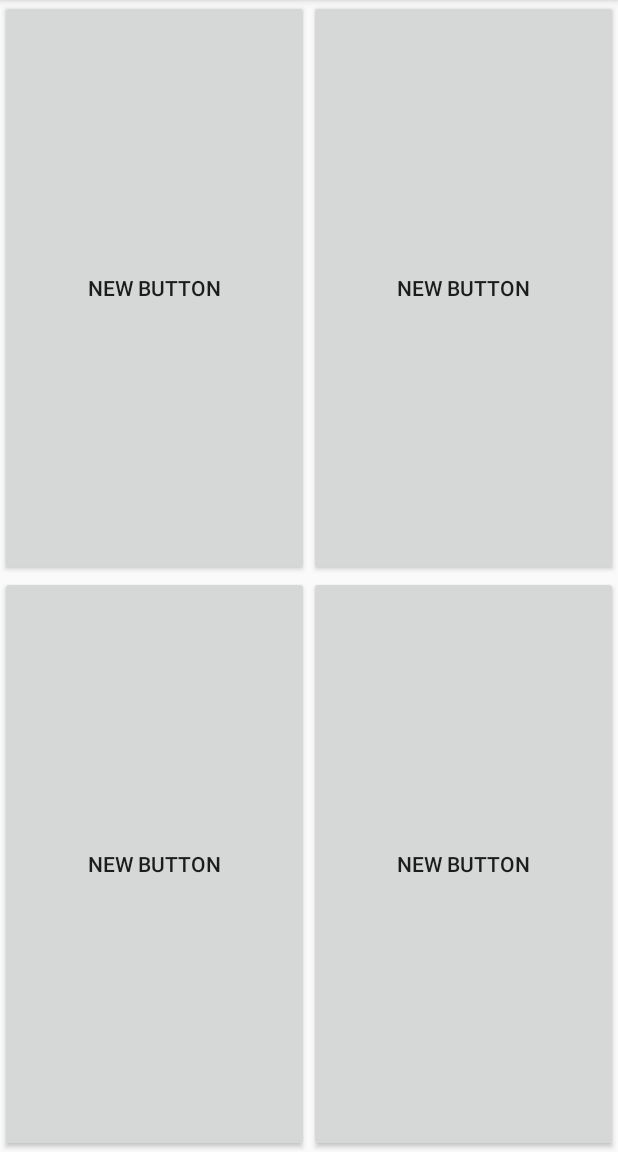
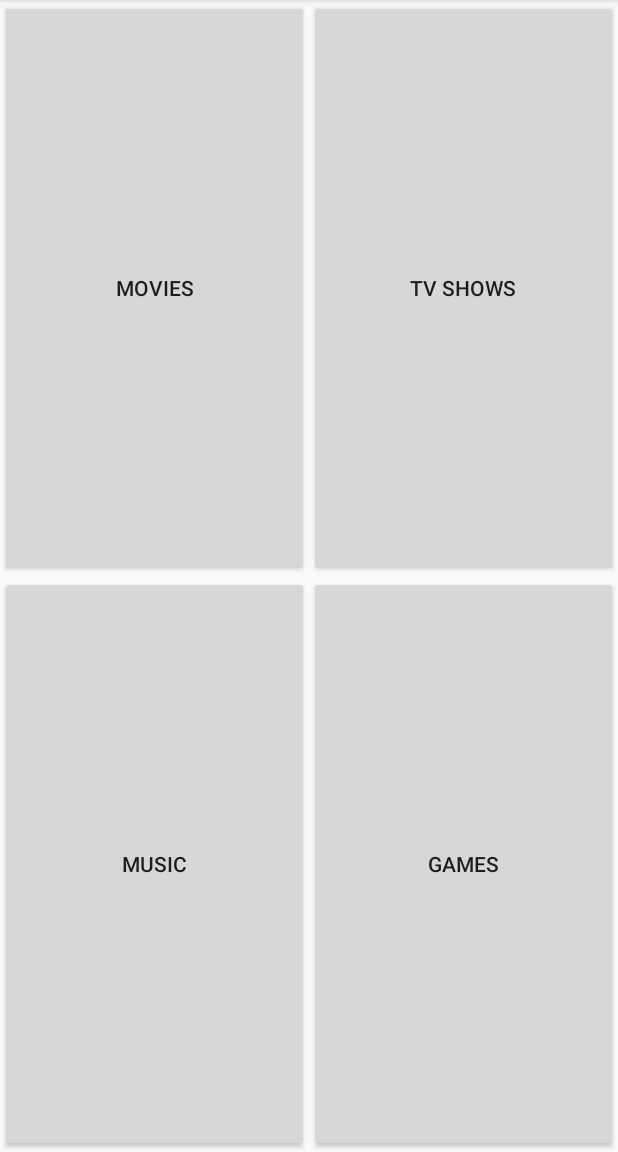
Before and after one commit to Fantastic3/x-critic, an Android app: the screen it shows after launch (WelcomeActivity), on a phone screen of 412 x 824 dp, the part 84-1236 px from its top. Run offline under Robolectric (Android 15) with nearby library versions, the phone set to English and light mode, and no system bars.

Commit message:
Add 4 activities for categories and OnClickListener for each button. Needs more design.

```diff
--- a/app/src/main/java/fantastic3/xcritic/fragments/CategoriesSelectorFragment.java
+++ b/app/src/main/java/fantastic3/xcritic/fragments/CategoriesSelectorFragment.java
@@ -1,18 +1,31 @@
 package fantastic3.xcritic.fragments;
 
+import android.content.Intent;
 import android.os.Bundle;
 import android.support.annotation.Nullable;
 import android.support.v4.app.Fragment;
 import android.view.LayoutInflater;
 import android.view.View;
 import android.view.ViewGroup;
+import android.widget.Button;
+import android.widget.Toast;
 
 import fantastic3.xcritic.R;
+import fantastic3.xcritic.activities.GamesActivity;
+import fantastic3.xcritic.activities.MoviesActivity;
+import fantastic3.xcritic.activities.MusicActivity;
+import fantastic3.xcritic.activities.TvShowsActivity;
 
 /**
  * Created by jpodlech on 11/21/15.
  */
 public class CategoriesSelectorFragment extends Fragment {
+    View view;
+    Button btnMovies;
+    Button btnTvShows;
+    Button btnMusic;
+    Button btnGames;
+
     public static CategoriesSelectorFragment newInstance(Bundle args) {
         CategoriesSelectorFragment instance = new CategoriesSelectorFragment();
         if (args != null) instance.setArguments(args);
@@ -22,7 +35,53 @@ public class CategoriesSelectorFragment extends Fragment {
     @Nullable
     @Override
     public View onCreateView(LayoutInflater inflater, ViewGroup container, Bundle savedInstanceState) {
-        View view = inflater.inflate(R.layout.categories_selector_fragment, container, false);
+        view = inflater.inflate(R.layout.categories_selector_fragment, container, false);
+        if (savedInstanceState == null) {
+            setup();
+        }
         return view;
     }
+
+    private void setup() {
+        setupViews();
+        setupListeners();
+    }
+
+    private void setupViews() {
+        btnMovies = (Button) view.findViewById(R.id.btnMovies);
+        btnTvShows = (Button) view.findViewById(R.id.btnTvShows);
+        btnMusic = (Button) view.findViewById(R.id.btnMusic);
+        btnGames = (Button) view.findViewById(R.id.btnGames);
+    }
+
+    private void setupListeners() {
+        btnMovies.setOnClickListener(new View.OnClickListener() {
+            @Override
+            public void onClick(View v) {
+                Toast.makeText(getContext(), getText(R.string.lblMovies), Toast.LENGTH_SHORT).show();
+                startActivity(new Intent(getActivity(), MoviesActivity.class));
+            }
+        });
+        btnTvShows.setOnClickListener(new View.OnClickListener() {
+            @Override
+            public void onClick(View v) {
+                Toast.makeText(getContext(), getText(R.string.lblTvShows), Toast.LENGTH_SHORT).show();
+                startActivity(new Intent(getActivity(), TvShowsActivity.class));
+            }
+        });
+        btnMusic.setOnClickListener(new View.OnClickListener() {
+            @Override
+            public void onClick(View v) {
+                Toast.makeText(getContext(), getText(R.string.lblMusic), Toast.LENGTH_SHORT).show();
+                startActivity(new Intent(getActivity(), MusicActivity.class));
+            }
+        });
+        btnGames.setOnClickListener(new View.OnClickListener() {
+            @Override
+            public void onClick(View v) {
+                Toast.makeText(getContext(), getText(R.string.lblGames), Toast.LENGTH_SHORT).show();
+                startActivity(new Intent(getActivity(), GamesActivity.class));
+            }
+        });
+    }
 }
--- a/app/src/main/res/layout/categories_selector_fragment.xml
+++ b/app/src/main/res/layout/categories_selector_fragment.xml
@@ -17,8 +17,8 @@
             <Button
                 android:layout_width="match_parent"
                 android:layout_height="match_parent"
-                android:text="New Button"
-                android:id="@+id/button" />
+                android:text="@string/lblMovies"
+                android:id="@+id/btnMovies" />
         </LinearLayout>
         <LinearLayout
             android:orientation="horizontal"
@@ -29,8 +29,8 @@
             <Button
                 android:layout_width="match_parent"
                 android:layout_height="match_parent"
-                android:text="New Button"
-                android:id="@+id/button2" />
+                android:text="@string/lblTvShows"
+                android:id="@+id/btnTvShows" />
         </LinearLayout>
     </LinearLayout>
 
@@ -48,8 +48,8 @@
             <Button
                 android:layout_width="match_parent"
                 android:layout_height="match_parent"
-                android:text="New Button"
-                android:id="@+id/button3" />
+                android:text="@string/lblMusic"
+                android:id="@+id/btnMusic" />
         </LinearLayout>
         <LinearLayout
             android:orientation="horizontal"
@@ -60,8 +60,8 @@
             <Button
                 android:layout_width="match_parent"
                 android:layout_height="match_parent"
-                android:text="New Button"
-                android:id="@+id/button4" />
+                android:text="@string/lblGames"
+                android:id="@+id/btnGames" />
         </LinearLayout>
     </LinearLayout>
 </LinearLayout>
--- a/app/src/main/res/values/strings.xml
+++ b/app/src/main/res/values/strings.xml
@@ -1,3 +1,7 @@
 <resources>
     <string name="app_name">Xcritic</string>
+    <string name="lblMovies">Movies</string>
+    <string name="lblTvShows">TV Shows</string>
+    <string name="lblMusic">Music</string>
+    <string name="lblGames">Games</string>
 </resources>
```
Also changed, not shown: app/src/main/AndroidManifest.xml (+8 -0 lines), app/src/main/java/fantastic3/xcritic/activities/GamesActivity.java (added, +9 -0 lines), app/src/main/java/fantastic3/xcritic/activities/MoviesActivity.java (added, +9 -0 lines), app/src/main/java/fantastic3/xcritic/activities/MusicActivity.java (added, +9 -0 lines), app/src/main/java/fantastic3/xcritic/activities/TvShowsActivity.java (added, +9 -0 lines).
